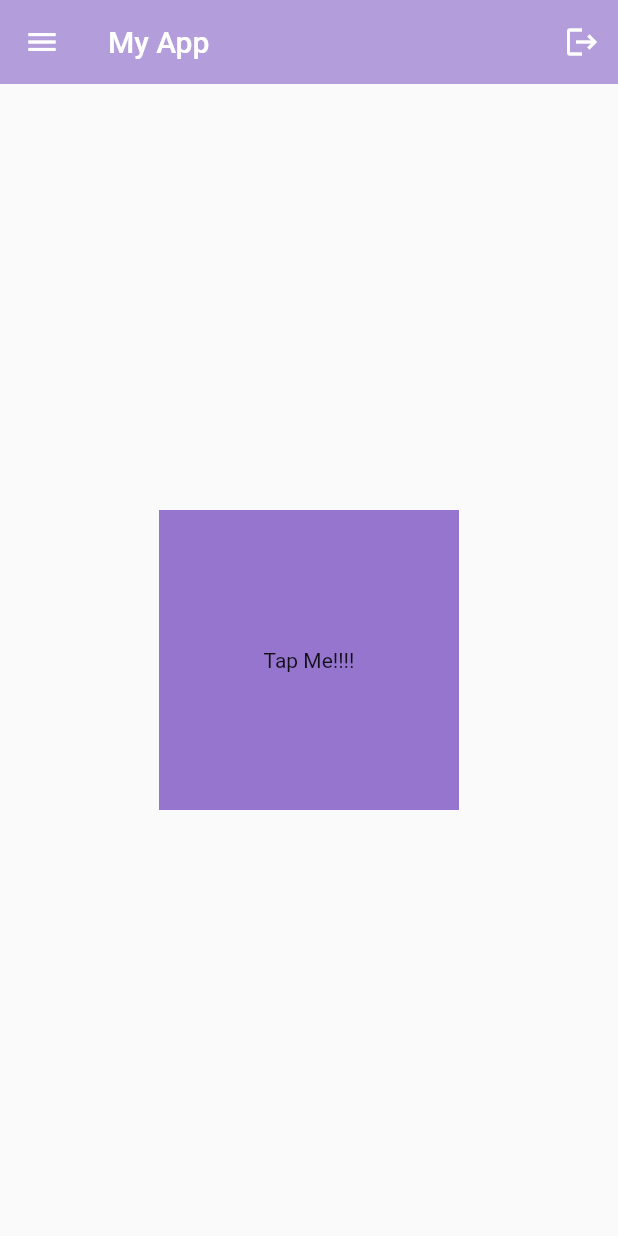
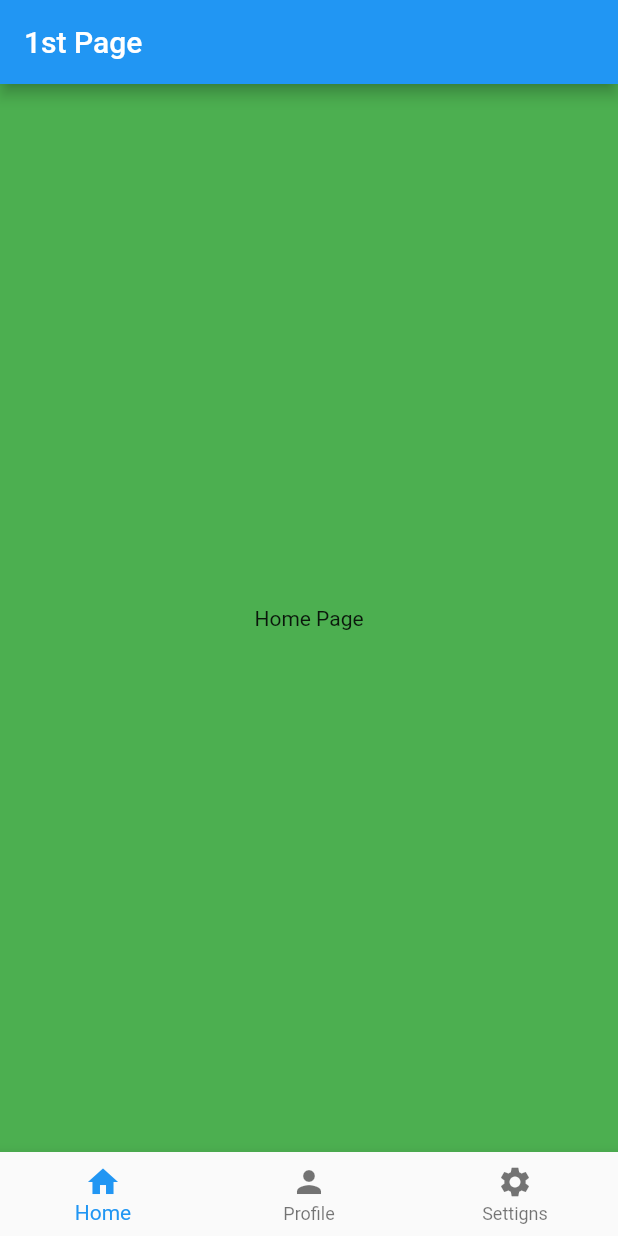
Before and after one commit to suryadevarapranav/codescribbles, a Flutter app: the screen it shows after launch, on a phone screen of 412 x 824 dp. Run offline on Flutter 3.47's test engine with Material 2 defaults, Android fonts, the phone set to English and light mode, and no system bars.

Commit message:
Navigation...

```diff
--- a/lib/main.dart
+++ b/lib/main.dart
@@ -1,4 +1,8 @@
 import 'package:flutter/material.dart';
+import 'package:flutter_application_1/pages/first_page.dart';
+import 'package:flutter_application_1/pages/home_page.dart';
+import 'package:flutter_application_1/pages/second_page.dart';
+import 'package:flutter_application_1/pages/settings_page.dart';
 
 void main() {
   runApp(MyApp());
@@ -13,211 +17,15 @@
   Widget build(BuildContext context) {
     return MaterialApp(
       debugShowCheckedModeBanner: false,
-      home: Scaffold(
-        // backgroundColor: Colors.deepPurple,
-        // AppBar is the top of the Screen.
-        appBar: AppBar(
-          title: Text("My App"),
-          backgroundColor: Colors.deepPurple[200],
-          elevation: 0,
-          leading: Icon(Icons.menu), // icon for the left side.
-          actions: [IconButton(onPressed: () {}, icon: Icon(Icons.logout))], // icon on the right side.
-        ),
 
-        /*
-        // Body of the Applciation Screen.
-        body: Center(
-          child: Container(
-            height: 300,
-            width: 300,
-            decoration: BoxDecoration(
-              color: Colors.amber,
-              // curving the corners
-              borderRadius: BorderRadius.circular(20)
-            ),
-            padding: EdgeInsets.all(25),
-            // child: Text(
-            //   "Pranav Suryadevara",
-            //   style: TextStyle(
-            //     color: Colors.white,
-            //     fontSize: 28,
-            //     fontWeight: FontWeight.bold,
-            //   ),
-            // ),
-            child: Icon(
-              Icons.favorite,
-              color: Colors.white,
-              size: 64,
-            ),
-          ),
-        ),
-
-        */
-
-        /*
-
-        // Columns
-        body: Column(
-          // mainAxisAlignment: MainAxisAlignment.spaceBetween,
-          // crossAxisAlignment: CrossAxisAlignment.start,
-
-          /*
-          children: [
-          // 1st box
-          Container(
-            height: 200,
-            width: 200,
-            color: Colors.deepPurple,
-          ),
-          // 2nd box
-          Container(
-            height: 200,
-            width: 200,
-            color: Colors.deepPurple[400],
-          ),
-          // 3rd box
-          Container(
-            height: 0,
-            width: 200,
-            color: Colors.deepOrange[200],
-          ),
-          // 3rd box
-          Expanded( // fills up the rest of the space.
-            child: Container(
-              // when height isn't specified it means 0.
-              width: 200,
-              color: Colors.deepPurple[200],
-            ),
-          )
-        ]),
-        */
-        // instead we can just give three Expanded to divide the screen evenly without specifying a height or width.
-        children: [
-          // 1st box
-          Expanded(
-            child: Container(
-              color: Colors.deepPurple,
-            ),
-          ),
-
-          // 2nd box
-          Expanded(
-            flex: 2,
-            child: Container(
-              color: Colors.deepPurple[400],
-            ),
-          ),
-
-          // 3rd box
-          Expanded(
-            child: Container(
-              color: Colors.deepPurple[200],
-            ),
-          ),
-        ]),
-
-        */
-
-      /*
-        // ListView
-        body: ListView(
-          scrollDirection: Axis.horizontal, // scroll direction is vertical by default.
-        children: [
-          // 1st box
-          Container(
-            height: 350,
-            width: 450,
-            color: Colors.deepPurple,
-          ),
-          // 2nd box
-          Container(
-            width: 450,
-            height: 350,
-            color: Colors.deepPurple[400],
-          ),
-
-          // 3rd box
-          Container(
-            width: 450,
-            height: 350,
-            color: Colors.deepPurple[200],
-          ),
-        ]),
-
-        */
-
-        /*
-        // ListView using a builder.
-        body: ListView.builder(
-          itemCount: 10,
-          itemBuilder: (context, index) => ListTile(
-            title: Text(index.toString()),
-          ),
-        ),
-        */
-
-        /*
-        // ListView using a builder.
-        body: ListView.builder(
-          itemCount: names.length,
-          itemBuilder: (context, index) => ListTile(
-            title: Text(names[index]),
-          ),
-        ),
-        */
-
-        /*
-        body: GridView.builder(
-          itemCount: 64,
-          gridDelegate:
-              SliverGridDelegateWithFixedCrossAxisCount(crossAxisCount: 8), // how many we want in each row of the grid.
-          itemBuilder: (context, index) => Container(
-            color: Colors.deepOrange,
-            margin: EdgeInsets.all(2),
-          ),
-        ),
-        */
-
-        /*
-        // Stack() Widget.
-        body: Stack(
-          children: [
-            //big box
-            Container(
-              height: 300,
-              width: 300,
-              color: Colors.deepPurple,
-            ),
-            Container(
-              height: 200,
-              width: 200,
-              color: Colors.deepPurple[400],
-            ),
-            Container(
-              height: 100,
-              width: 100,
-              color: Colors.deepPurple[200],
-            ),
-          ],
-        ),
-        */
-
-        // Gesture Detector
-        body: Center(
-          child: GestureDetector(
-            onTap: () {
-              // do something when the user taps on the conatiner.
-              print("User Tapped...");
-            },
-            child: Container(
-              height: 200,
-              width: 200,
-              color: Colors.deepPurple[300],
-              child: Center(child: Text("Tap Me!!!!")),
-            ),
-          ),
-        ),
-      ),
+      // Routes
+      home: FirstPage(),
+      routes: {
+        '/firstpage': (context) => FirstPage(),
+        '/homepage': (context) => HomePage(),
+        '/settingspage': (context) => SettingsPage(),
+        '/secondpage': (context) => SecondPage()
+      },
     );
   }
 }
--- /dev/null
+++ b/lib/pages/first_page.dart
@@ -0,0 +1,124 @@
+import 'package:flutter/material.dart';
+import 'package:flutter_application_1/pages/home_page.dart';
+import 'package:flutter_application_1/pages/profile_page.dart';
+import 'package:flutter_application_1/pages/second_page.dart';
+import 'package:flutter_application_1/pages/settings_page.dart';
+
+class FirstPage extends StatefulWidget {
+  FirstPage({super.key});
+
+  @override
+  State<FirstPage> createState() => _FirstPageState();
+}
+
+class _FirstPageState extends State<FirstPage> {
+  // this keeps track of the current page...
+  int _selectedIndex = 0;
+
+  // this method updates the new selected index
+  void _navigateBotomBar(int index) {
+    setState(() {
+      _selectedIndex = index;
+    });
+  }
+
+  // the pages we have in our app...
+  final List _pages = [
+    // homepage
+    HomePage(),
+
+    // profilepage
+    ProfilePage(),
+
+    // settingspage
+    SettingsPage(),
+  ];
+
+  @override
+  Widget build(BuildContext context) {
+    return Scaffold(
+      appBar: AppBar(title: Text("1st Page")),
+
+      body: _pages[_selectedIndex],
+
+      // Using a Bottom Navigation Bar
+      bottomNavigationBar: BottomNavigationBar(
+          currentIndex: _selectedIndex,
+          onTap: _navigateBotomBar,
+          items: [
+            // home
+            BottomNavigationBarItem(icon: Icon(Icons.home), label: "Home"),
+
+            // profile
+            BottomNavigationBarItem(icon: Icon(Icons.person), label: "Profile"),
+
+            // settings
+            BottomNavigationBarItem(
+                icon: Icon(Icons.settings), label: "Settigns"),
+          ]),
+
+      /*
+      // Drawer
+      drawer: Drawer(
+        backgroundColor: Colors.deepPurple[100],
+        child: Column(
+          children: [
+            // very common to place a drawer header here
+            DrawerHeader(
+              child: Icon(
+                Icons.favorite,
+                size: 48,
+              ),
+            ),
+
+            // home page list tile
+            ListTile(
+              leading: Icon(Icons.home),
+              title: Text("H O M E"),
+              onTap: () {
+                // pop the drawer first
+                Navigator.pop(context);
+                // go to the home page
+                Navigator.pushNamed(context, '/homepage');
+              },
+            ),
+
+            // settings page list title
+            ListTile(
+              leading: Icon(Icons.settings),
+              title: Text("S E T T I N G S"),
+              onTap: () {
+                // pop the drawer first
+                Navigator.pop(context);
+                // go to the settings page
+                Navigator.pushNamed(context, '/settingspage');
+              },
+            )
+          ],
+        ),
+      ),
+
+      */
+
+      /*
+      // Routes
+
+      body: Center(
+        child: ElevatedButton(
+          child: Text("Go To Second Page"),
+          /*
+          // navigate to the second page...
+          onPressed: () {
+            Navigator.push(
+                context, MaterialPageRoute(builder: (context) => SecondPage()));
+          },
+          */
+          onPressed: () {
+            Navigator.pushNamed(context, '/secondpage');
+          },
+        ),
+      ),
+      */
+    );
+  }
+}
--- /dev/null
+++ b/lib/pages/home_page.dart
@@ -0,0 +1,21 @@
+import "package:flutter/material.dart";
+
+class HomePage extends StatelessWidget {
+  const HomePage({super.key});
+
+  @override
+  Widget build(BuildContext context) {
+    return Scaffold(
+      backgroundColor: Colors.green,
+      body: Center(
+        child: Center(
+          child: Text("Home Page"),
+        ),
+      ),
+      /*
+      // For Routes and Drawers
+      appBar: AppBar(title: Text("Home Page")),
+      */
+    );
+  }
+}
--- /dev/null
+++ b/lib/pages/profile_page.dart
@@ -0,0 +1,17 @@
+import 'package:flutter/material.dart';
+
+class ProfilePage extends StatelessWidget {
+  const ProfilePage({super.key});
+
+  @override
+  Widget build(BuildContext context) {
+    return Scaffold(
+      backgroundColor: Colors.amber,
+      body: Center(
+        child: Center(
+          child: Text("Profile Page"),
+        ),
+      ),
+    );
+  }
+}
--- /dev/null
+++ b/lib/pages/second_page.dart
@@ -0,0 +1,14 @@
+import 'package:flutter/material.dart';
+
+class SecondPage extends StatelessWidget {
+  const SecondPage({super.key});
+
+  @override
+  Widget build(BuildContext context) {
+    return Scaffold(
+      appBar: AppBar(
+        title: Text("2nd Page."),
+      ),
+    );
+  }
+}
--- /dev/null
+++ b/lib/pages/settings_page.dart
@@ -0,0 +1,20 @@
+import 'package:flutter/material.dart';
+
+class SettingsPage extends StatelessWidget {
+  const SettingsPage({super.key});
+
+  @override
+  Widget build(BuildContext context) {
+    return Scaffold(
+      body: Center(
+        child: Center(
+          child: Text("Settings Page"),
+        ),
+      ),
+      /*
+      // For Routes and Drawers
+      appBar: AppBar(title: Text("Settings Page")),
+      */
+    );
+  }
+}
```
Also changed, not shown: 1 other file.
